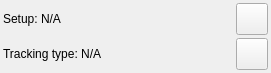
The window that source/tracker/gui/TrackingRoutineWidget.ui (assisi/CATS2) describes before a commit, drawn with Qt 5.
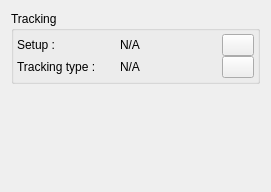
The same window after the commit. Icons and pictures are not drawn.

Commit message:
Show the setup type, tracking type and the debug viewer window.
TrackingRoutineWidget
- Added TrackingData that provides the data for this widget as the class, it is set in the constructor.
- Show the setup type and tracking type.
- Added onShowDebugViewer() slot member.

TrackingSetup
- Added getter for the tracking routine widget.
- Renamed m_type to m_setupType.

TrackingRoutine
- Added debugQueue() method.

What changed in the file:
```diff
--- a/source/tracker/gui/TrackingRoutineWidget.ui
+++ b/source/tracker/gui/TrackingRoutineWidget.ui
@@ -7,12 +7,18 @@
     <x>0</x>
     <y>0</y>
     <width>271</width>
-    <height>73</height>
+    <height>192</height>
    </rect>
   </property>
   <property name="windowTitle">
    <string>Form</string>
   </property>
+  <layout class="QVBoxLayout" name="verticalLayout">
+   <item>
+    <widget class="QGroupBox" name="groupBox">
+     <property name="title">
+      <string>Tracking</string>
+     </property>
   <layout class="QGridLayout" name="gridLayout">
    <property name="leftMargin">
     <number>3</number>
@@ -27,52 +33,23 @@
     <number>3</number>
    </property>
    <property name="spacing">
-    <number>3</number>
+       <number>0</number>
    </property>
    <item row="0" column="0">
+       <widget class="QLabel" name="label">
+        <property name="text">
+         <string>Setup :</string>
+        </property>
+       </widget>
+      </item>
+      <item row="0" column="1">
     <widget class="QLabel" name="setupLabel">
      <property name="text">
-      <string>Setup: N/A</string>
+         <string>N/A</string>
      </property>
     </widget>
    </item>
-   <item row="1" column="0">
-    <widget class="QLabel" name="trackingTypeLabel">
-     <property name="text">
-      <string>Tracking type: N/A</string>
-     </property>
-    </widget>
-   </item>
-   <item row="1" column="3">
-    <widget class="QPushButton" name="showDetailsButton">
-     <property name="maximumSize">
-      <size>
-       <width>32</width>
-       <height>32</height>
-      </size>
-     </property>
-     <property name="toolTip">
-      <string>&lt;html&gt;&lt;head/&gt;&lt;body&gt;&lt;p&gt;Show tracking parameters&lt;/p&gt;&lt;p&gt;&lt;br/&gt;&lt;/p&gt;&lt;/body&gt;&lt;/html&gt;</string>
-     </property>
-     <property name="icon">
-      <iconset resource="../icons.qrc">
-       <normaloff>:/resources/icons/ic_visibility_black_24dp.png</normaloff>:/resources/icons/ic_visibility_black_24dp.png</iconset>
-     </property>
-     <property name="iconSize">
-      <size>
-       <width>24</width>
-       <height>24</height>
-      </size>
-     </property>
-     <property name="checkable">
-      <bool>true</bool>
-     </property>
-     <property name="checked">
-      <bool>false</bool>
-     </property>
-    </widget>
-   </item>
-   <item row="0" column="3">
+      <item row="0" column="2">
     <widget class="QPushButton" name="showViewerButton">
      <property name="sizePolicy">
       <sizepolicy hsizetype="Fixed" vsizetype="Fixed">
@@ -106,6 +83,68 @@
       <bool>true</bool>
      </property>
     </widget>
+      </item>
+      <item row="1" column="0">
+       <widget class="QLabel" name="label_2">
+        <property name="text">
+         <string>Tracking type :</string>
+        </property>
+       </widget>
+      </item>
+      <item row="1" column="1">
+       <widget class="QLabel" name="trackingTypeLabel">
+        <property name="text">
+         <string>N/A</string>
+        </property>
+       </widget>
+      </item>
+      <item row="1" column="2">
+       <widget class="QPushButton" name="showDetailsButton">
+        <property name="maximumSize">
+         <size>
+          <width>32</width>
+          <height>32</height>
+         </size>
+        </property>
+        <property name="toolTip">
+         <string>&lt;html&gt;&lt;head/&gt;&lt;body&gt;&lt;p&gt;Show tracking parameters&lt;/p&gt;&lt;p&gt;&lt;br/&gt;&lt;/p&gt;&lt;/body&gt;&lt;/html&gt;</string>
+        </property>
+        <property name="icon">
+         <iconset resource="../icons.qrc">
+          <normaloff>:/resources/icons/ic_visibility_black_24dp.png</normaloff>:/resources/icons/ic_visibility_black_24dp.png</iconset>
+        </property>
+        <property name="iconSize">
+         <size>
+          <width>24</width>
+          <height>24</height>
+         </size>
+        </property>
+        <property name="checkable">
+         <bool>true</bool>
+        </property>
+        <property name="checked">
+         <bool>false</bool>
+        </property>
+       </widget>
+      </item>
+      <item row="2" column="0" colspan="3">
+       <widget class="QWidget" name="detailsWidget" native="true"/>
+      </item>
+     </layout>
+    </widget>
+   </item>
+   <item>
+    <spacer name="verticalSpacer">
+     <property name="orientation">
+      <enum>Qt::Vertical</enum>
+     </property>
+     <property name="sizeHint" stdset="0">
+      <size>
+       <width>20</width>
+       <height>40</height>
+      </size>
+     </property>
+    </spacer>
    </item>
   </layout>
  </widget>
```
Lines whose indentation alone changed are shown as unchanged. The commit also changes 7 other files.
